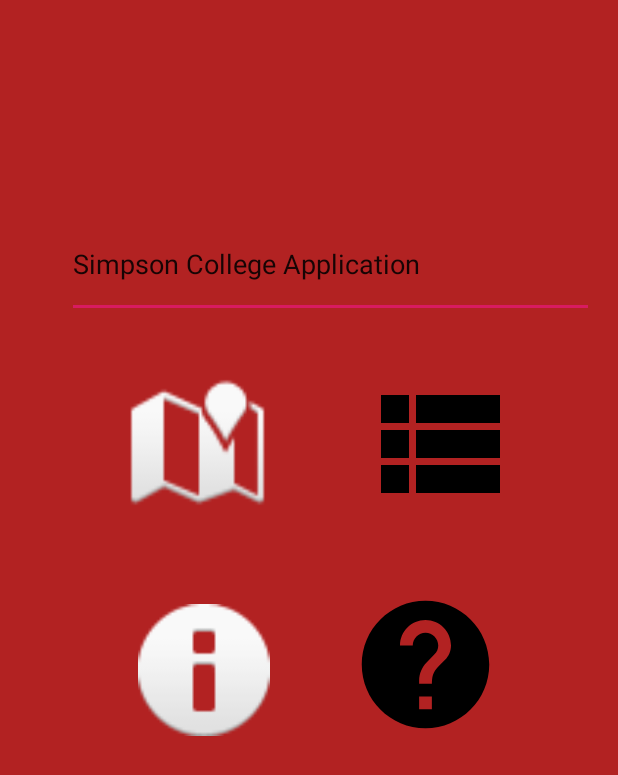
After one commit to kaitlyn-kottlowski-sc/CoolHistoryApplication, an Android app: the layout activity_main_home.xml on its own in the app's theme, with its tools: preview values and no code run, on a phone screen of 412 x 824 dp. The commit adds this screen. Shown: the top 775 px of the screen. Run offline under Robolectric (Android 15) with nearby library versions, the phone set to English and light mode, and no system bars.

Commit message:
This is the home menu page for the application y'all.

```diff
--- a/app/src/main/java/com/example/myapplication/MainActivity.java
+++ b/app/src/main/java/com/example/myapplication/MainActivity.java
@@ -6,6 +6,7 @@ import android.annotation.SuppressLint;
 import android.os.Bundle;
 import android.view.View;
 import android.widget.ImageButton;
+import android.widget.ImageView;
 import android.widget.TextView;
 
 import java.text.BreakIterator;
@@ -26,4 +27,32 @@ public class MainActivity extends AppCompatActivity {
     {
 
     }
+
+    public void changeViewInfo(View view) {
+        //boolean avail=false;
+
+        /*if (avail) {
+            info_page_image.setBackgroundResource(0);
+            avail = false;
+        } else {
+            info_page_image.setBackgroundResource(R.drawable.ic_launcher);
+            avail = true;
+        }*/
+
+        TextView greetingTextView = findViewById(R.id.greetingTextView);
+        greetingTextView.setText("Thanks for clicking");
+
+
+        ImageView info_button = findViewById(R.id.info_button);
+        info_button.setVisibility(View.INVISIBLE);
+
+        ImageView help_button = findViewById(R.id.help_button);
+        help_button.setVisibility(View.INVISIBLE);
+
+        ImageView map_button = findViewById(R.id.map_button);
+        map_button.setVisibility(View.INVISIBLE);
+
+        ImageView list_button = findViewById(R.id.list_button);
+        list_button.setVisibility(View.INVISIBLE);
+    }
 }
--- /dev/null
+++ b/app/src/main/res/drawable/ic_help_black_24dp.xml
@@ -0,0 +1,9 @@
+<vector xmlns:android="http://schemas.android.com/apk/res/android"
+        android:width="24dp"
+        android:height="24dp"
+        android:viewportWidth="24.0"
+        android:viewportHeight="24.0">
+    <path
+        android:fillColor="#FF000000"
+        android:pathData="M12,2C6.48,2 2,6.48 2,12s4.48,10 10,10 10,-4.48 10,-10S17.52,2 12,2zM13,19h-2v-2h2v2zM15.07,11.25l-0.9,0.92C13.45,12.9 13,13.5 13,15h-2v-0.5c0,-1.1 0.45,-2.1 1.17,-2.83l1.24,-1.26c0.37,-0.36 0.59,-0.86 0.59,-1.41 0,-1.1 -0.9,-2 -2,-2s-2,0.9 -2,2L8,9c0,-2.21 1.79,-4 4,-4s4,1.79 4,4c0,0.88 -0.36,1.68 -0.93,2.25z"/>
+</vector>
--- /dev/null
+++ b/app/src/main/res/drawable/ic_view_list_black_24dp.xml
@@ -0,0 +1,9 @@
+<vector xmlns:android="http://schemas.android.com/apk/res/android"
+        android:width="24dp"
+        android:height="24dp"
+        android:viewportWidth="24.0"
+        android:viewportHeight="24.0">
+    <path
+        android:fillColor="#FF000000"
+        android:pathData="M4,14h4v-4L4,10v4zM4,19h4v-4L4,15v4zM4,9h4L8,5L4,5v4zM9,14h12v-4L9,10v4zM9,19h12v-4L9,15v4zM9,5v4h12L21,5L9,5z"/>
+</vector>
--- a/app/src/main/res/layout/activity_login_register.xml
+++ /dev/null
@@ -1,33 +0,0 @@
-<?xml version="1.0" encoding="utf-8"?>
-<androidx.constraintlayout.widget.ConstraintLayout xmlns:android="http://schemas.android.com/apk/res/android"
-    xmlns:app="http://schemas.android.com/apk/res-auto"
-    xmlns:tools="http://schemas.android.com/tools"
-    android:layout_width="match_parent"
-    android:layout_height="match_parent"
-    android:background="#11289E"
-    tools:context=".MainActivity">
-
-    <Button
-        android:id="@+id/signUpButton"
-        android:layout_width="424dp"
-        android:layout_height="67dp"
-        android:layout_marginTop="648dp"
-        android:text="@string/sign_up_cap"
-        app:layout_constraintEnd_toEndOf="parent"
-        app:layout_constraintHorizontal_bias="0.538"
-        app:layout_constraintStart_toStartOf="parent"
-        app:layout_constraintTop_toTopOf="parent" />
-
-    <Button
-        android:id="@+id/logInButton"
-        android:layout_width="426dp"
-        android:layout_height="73dp"
-        android:text="@string/log_in_cap"
-        app:layout_constraintBottom_toTopOf="@+id/signUpButton"
-        app:layout_constraintEnd_toEndOf="parent"
-        app:layout_constraintHorizontal_bias="0.4"
-        app:layout_constraintStart_toStartOf="parent"
-        app:layout_constraintTop_toTopOf="parent"
-        app:layout_constraintVertical_bias="1.0" />
-
-</androidx.constraintlayout.widget.ConstraintLayout>
--- /dev/null
+++ b/app/src/main/res/layout/activity_main_home.xml
@@ -0,0 +1,84 @@
+<?xml version="1.0" encoding="utf-8"?>
+<androidx.constraintlayout.widget.ConstraintLayout xmlns:android="http://schemas.android.com/apk/res/android"
+    xmlns:app="http://schemas.android.com/apk/res-auto"
+    xmlns:tools="http://schemas.android.com/tools"
+    android:layout_width="match_parent"
+    android:layout_height="match_parent"
+    android:background="#B22222"
+    tools:context=".MainActivity">
+
+
+    <ImageView
+        android:id="@+id/map_button"
+        android:layout_width="97dp"
+        android:layout_height="94dp"
+        android:layout_marginTop="248dp"
+        android:clickable="true"
+        app:layout_constraintEnd_toEndOf="parent"
+        app:layout_constraintHorizontal_bias="0.267"
+        app:layout_constraintStart_toStartOf="parent"
+        app:layout_constraintTop_toTopOf="parent"
+        app:srcCompat="@android:drawable/ic_dialog_map"
+        android:focusable="true"
+        android:contentDescription="@string/map_button" />
+
+    <ImageView
+        android:id="@+id/info_button"
+        android:layout_width="88dp"
+        android:layout_height="93dp"
+        android:layout_marginTop="400dp"
+        android:clickable="true"
+        android:contentDescription="@string/info_button"
+        android:focusable="true"
+        android:onClick="changeViewInfo"
+        app:layout_constraintEnd_toEndOf="parent"
+        app:layout_constraintHorizontal_bias="0.284"
+        app:layout_constraintStart_toStartOf="parent"
+        app:layout_constraintTop_toTopOf="parent"
+        app:srcCompat="@android:drawable/ic_dialog_info" />
+
+    <ImageView
+        android:id="@+id/help_button"
+        android:layout_width="107dp"
+        android:layout_height="102dp"
+        android:layout_marginTop="392dp"
+        android:clickable="true"
+        app:layout_constraintEnd_toEndOf="parent"
+        app:layout_constraintHorizontal_bias="0.754"
+        app:layout_constraintStart_toStartOf="parent"
+        app:layout_constraintTop_toTopOf="parent"
+        app:srcCompat="@drawable/ic_help_black_24dp"
+        android:focusable="true"
+        android:contentDescription="@string/help_button" />
+
+    <ImageView
+        android:id="@+id/list_button"
+        android:layout_width="129dp"
+        android:layout_height="112dp"
+        android:layout_marginTop="240dp"
+        android:clickable="true"
+        app:layout_constraintEnd_toEndOf="parent"
+        app:layout_constraintHorizontal_bias="0.802"
+        app:layout_constraintStart_toStartOf="parent"
+        app:layout_constraintTop_toTopOf="parent"
+        app:srcCompat="@drawable/ic_view_list_black_24dp"
+        android:focusable="true"
+        android:contentDescription="@string/list_button" />
+
+    <EditText
+        android:id="@+id/greetingTextView"
+        android:layout_width="351dp"
+        android:layout_height="72dp"
+        android:layout_marginTop="140dp"
+        android:autofillHints=""
+        android:ems="10"
+        android:hint="@string/simpson_college_application"
+        android:inputType="textPersonName"
+        android:text="@string/simpson_college_application"
+        app:layout_constraintEnd_toEndOf="parent"
+        app:layout_constraintHorizontal_bias="0.733"
+        app:layout_constraintStart_toStartOf="parent"
+        app:layout_constraintTop_toTopOf="parent" tools:targetApi="o" />
+
+
+</androidx.constraintlayout.widget.ConstraintLayout>
--- a/app/src/main/res/values/strings.xml
+++ b/app/src/main/res/values/strings.xml
@@ -19,4 +19,9 @@
     <string name="hopper_gym_button">Hopper Gym Button</string>
     <string name="kent_button">Kent Button</string>
     <string name="cowles_button">Cowles Button</string>
+    <string name="simpson_college_application">Simpson College Application</string>
+    <string name="info_button">info_button</string>
+    <string name="map_button">map_button</string>
+    <string name="list_button">list_button</string>
+    <string name="help_button">help_button</string>
 </resources>
```
